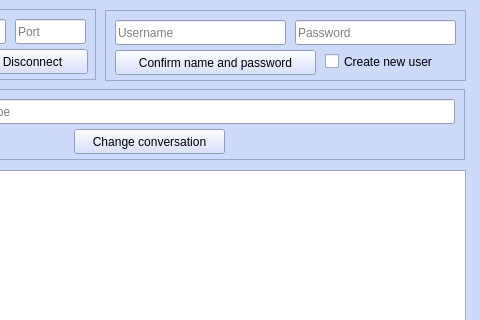
This is lobo-client/mainwindow.ui in los-lobos-jovenes/el_lobo-client as Qt 5 draws it before an edit; both pictures show x 175 to 655 and y 0 to 320 of the 655 by 600 pixel window. The edited form follows.
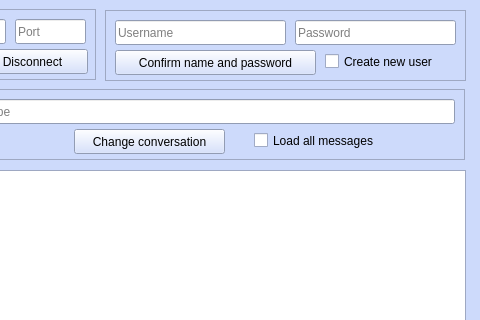
This is the edited form.

The edit to the form file:
```diff
--- a/lobo-client/mainwindow.ui
+++ b/lobo-client/mainwindow.ui
@@ -672,6 +672,19 @@
       <string>User to which you want to type</string>
      </property>
     </widget>
+    <widget class="QCheckBox" name="checkBox_2">
+     <property name="geometry">
+      <rect>
+       <x>420</x>
+       <y>40</y>
+       <width>151</width>
+       <height>23</height>
+      </rect>
+     </property>
+     <property name="text">
+      <string>Load all messages</string>
+     </property>
+    </widget>
    </widget>
    <zorder>frame_3</zorder>
    <zorder>frame_2</zorder>
```
